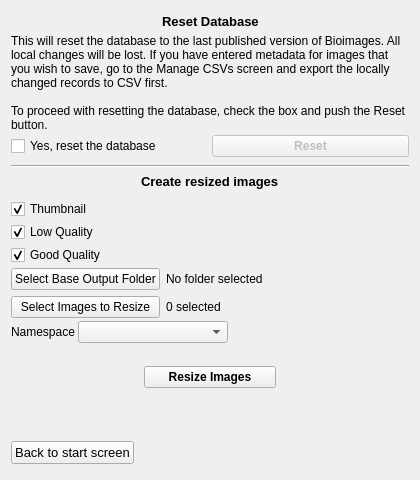
This is src/advancedoptions.ui in kopolzin/bioimages-collection-manager as Qt 5 draws it before an edit. The edited form follows.
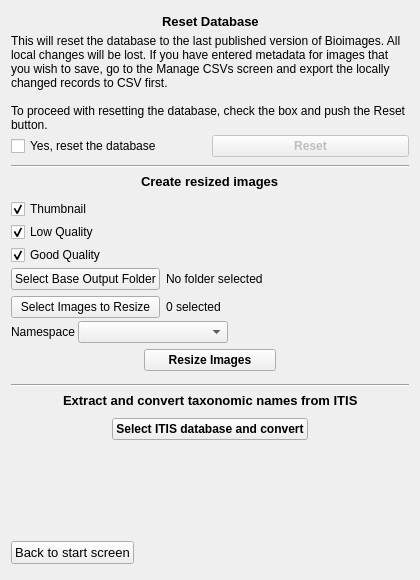
This is the edited form. Icons and pictures are not drawn.

Commit message: Added a button to reset the database to factory defaults and another button to convert an ITIS database to our schema

What changed in the file:
```diff
--- a/src/advancedoptions.ui
+++ b/src/advancedoptions.ui
@@ -7,7 +7,7 @@
     <x>0</x>
     <y>0</y>
     <width>420</width>
-    <height>480</height>
+    <height>580</height>
    </rect>
   </property>
   <property name="sizePolicy">
@@ -23,20 +23,7 @@
    <iconset resource="BioCM.qrc">
     <normaloff>:/icon.png</normaloff>:/icon.png</iconset>
   </property>
-  <layout class="QHBoxLayout" name="horizontalLayout_10">
-   <item>
-    <spacer name="horizontalSpacer_10">
-     <property name="orientation">
-      <enum>Qt::Horizontal</enum>
-     </property>
-     <property name="sizeHint" stdset="0">
-      <size>
-       <width>13</width>
-       <height>20</height>
-      </size>
-     </property>
-    </spacer>
-   </item>
+  <layout class="QVBoxLayout" name="verticalLayout_2">
    <item>
     <layout class="QVBoxLayout" name="verticalLayout">
      <property name="spacing">
@@ -376,12 +363,12 @@
         <enum>Qt::Vertical</enum>
        </property>
        <property name="sizeType">
-        <enum>QSizePolicy::Preferred</enum>
+        <enum>QSizePolicy::Fixed</enum>
        </property>
        <property name="sizeHint" stdset="0">
         <size>
          <width>20</width>
-         <height>20</height>
+         <height>3</height>
         </size>
        </property>
       </spacer>
@@ -442,7 +429,7 @@
         <enum>Qt::Vertical</enum>
        </property>
        <property name="sizeType">
-        <enum>QSizePolicy::MinimumExpanding</enum>
+        <enum>QSizePolicy::Fixed</enum>
        </property>
        <property name="sizeHint" stdset="0">
         <size>
@@ -452,6 +439,132 @@
        </property>
       </spacer>
      </item>
+     <item>
+      <widget class="Line" name="line_2">
+       <property name="orientation">
+        <enum>Qt::Horizontal</enum>
+       </property>
+      </widget>
+     </item>
+     <item>
+      <layout class="QHBoxLayout" name="horizontalLayout_4">
+       <item>
+        <spacer name="horizontalSpacer_11">
+         <property name="orientation">
+          <enum>Qt::Horizontal</enum>
+         </property>
+         <property name="sizeHint" stdset="0">
+          <size>
+           <width>40</width>
+           <height>20</height>
+          </size>
+         </property>
+        </spacer>
+       </item>
+       <item>
+        <widget class="QLabel" name="label">
+         <property name="font">
+          <font>
+           <pointsize>10</pointsize>
+           <weight>75</weight>
+           <bold>true</bold>
+          </font>
+         </property>
+         <property name="text">
+          <string>Extract and convert taxonomic names from ITIS</string>
+         </property>
+        </widget>
+       </item>
+       <item>
+        <spacer name="horizontalSpacer_10">
+         <property name="orientation">
+          <enum>Qt::Horizontal</enum>
+         </property>
+         <property name="sizeHint" stdset="0">
+          <size>
+           <width>40</width>
+           <height>20</height>
+          </size>
+         </property>
+        </spacer>
+       </item>
+      </layout>
+     </item>
+     <item>
+      <spacer name="verticalSpacer_7">
+       <property name="orientation">
+        <enum>Qt::Vertical</enum>
+       </property>
+       <property name="sizeType">
+        <enum>QSizePolicy::Fixed</enum>
+       </property>
+       <property name="sizeHint" stdset="0">
+        <size>
+         <width>20</width>
+         <height>5</height>
+        </size>
+       </property>
+      </spacer>
+     </item>
+     <item>
+      <layout class="QHBoxLayout" name="horizontalLayout_2">
+       <item>
+        <spacer name="horizontalSpacer_12">
+         <property name="orientation">
+          <enum>Qt::Horizontal</enum>
+         </property>
+         <property name="sizeHint" stdset="0">
+          <size>
+           <width>40</width>
+           <height>20</height>
+          </size>
+         </property>
+        </spacer>
+       </item>
+       <item>
+        <widget class="QPushButton" name="convertITISButton">
+         <property name="font">
+          <font>
+           <weight>75</weight>
+           <bold>true</bold>
+          </font>
+         </property>
+         <property name="text">
+          <string>Select ITIS database and convert</string>
+         </property>
+        </widget>
+       </item>
+       <item>
+        <spacer name="horizontalSpacer_13">
+         <property name="orientation">
+          <enum>Qt::Horizontal</enum>
+         </property>
+         <property name="sizeHint" stdset="0">
+          <size>
+           <width>40</width>
+           <height>20</height>
+          </size>
+         </property>
+        </spacer>
+       </item>
+      </layout>
+     </item>
+     <item>
+      <spacer name="verticalSpacer_6">
+       <property name="orientation">
+        <enum>Qt::Vertical</enum>
+       </property>
+       <property name="sizeType">
+        <enum>QSizePolicy::MinimumExpanding</enum>
+       </property>
+       <property name="sizeHint" stdset="0">
+        <size>
+         <width>20</width>
+         <height>1</height>
+        </size>
+       </property>
+      </spacer>
+     </item>
      <item>
       <layout class="QHBoxLayout" name="horizontalLayout_8">
        <item>
@@ -507,19 +620,6 @@
      </item>
     </layout>
    </item>
-   <item>
-    <spacer name="horizontalSpacer_11">
-     <property name="orientation">
-      <enum>Qt::Horizontal</enum>
-     </property>
-     <property name="sizeHint" stdset="0">
-      <size>
-       <width>13</width>
-       <height>20</height>
-      </size>
-     </property>
-    </spacer>
-   </item>
   </layout>
  </widget>
  <tabstops>
```
Left out of the diff: 6 changed lines with no effect on the pictures.
